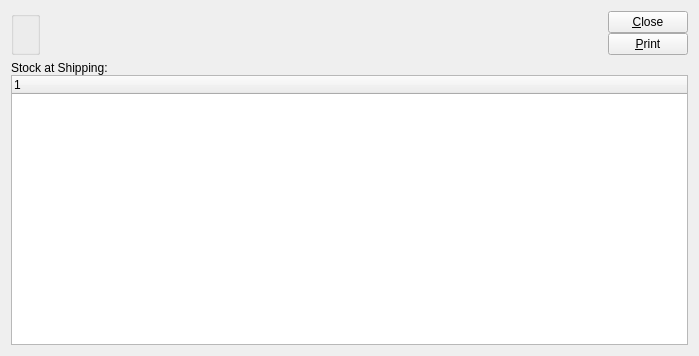
The window that xtuple/trunk/guiclient/maintainShipping.ui (WooodHead/xtuple) describes before a commit, drawn with Qt 5.
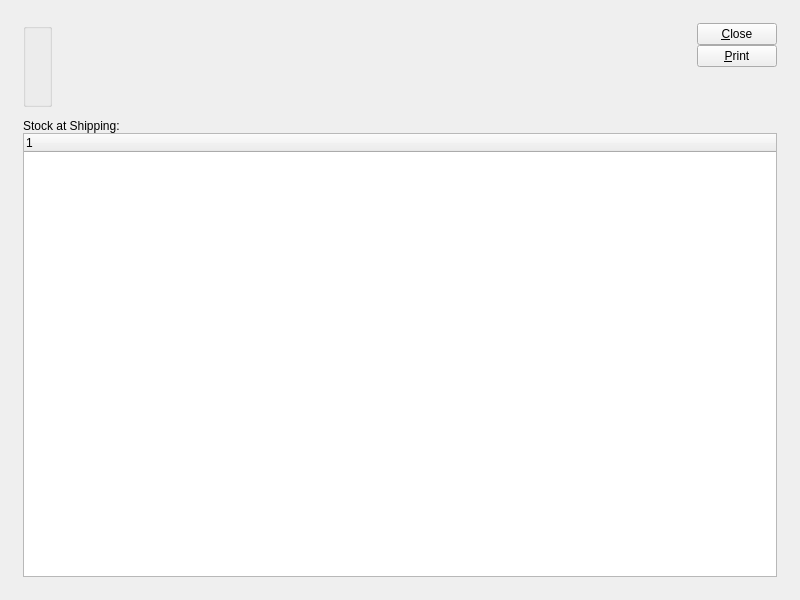
The same window after the commit. Custom widgets are drawn as their Qt base class.

What changed in the file:
```diff
--- a/xtuple/trunk/guiclient/maintainShipping.ui
+++ b/xtuple/trunk/guiclient/maintainShipping.ui
@@ -12,15 +12,23 @@
    <rect>
     <x>0</x>
     <y>0</y>
-    <width>699</width>
-    <height>356</height>
+    <width>800</width>
+    <height>600</height>
    </rect>
   </property>
   <property name="windowTitle" >
    <string>Maintain Shipping</string>
   </property>
-  <layout class="QVBoxLayout" name="verticalLayout_2" >
-   <item>
+  <layout class="QGridLayout" name="gridLayout_2" >
+   <item row="0" column="0" >
+    <layout class="QGridLayout" name="gridLayout" >
+     <property name="margin" >
+      <number>12</number>
+     </property>
+     <property name="spacing" >
+      <number>12</number>
+     </property>
+     <item row="0" column="0" >
     <layout class="QHBoxLayout" name="horizontalLayout" >
      <item>
       <widget class="WarehouseGroup" name="_warehouse" >
@@ -67,11 +75,24 @@
          </property>
         </widget>
        </item>
-      </layout>
-     </item>
-    </layout>
-   </item>
    <item>
+          <spacer name="verticalSpacer" >
+           <property name="orientation" >
+            <enum>Qt::Vertical</enum>
+           </property>
+           <property name="sizeHint" stdset="0" >
+            <size>
+             <width>20</width>
+             <height>40</height>
+            </size>
+           </property>
+          </spacer>
+         </item>
+        </layout>
+       </item>
+      </layout>
+     </item>
+     <item row="1" column="0" >
     <widget class="QFrame" name="frame" >
      <property name="sizePolicy" >
       <sizepolicy vsizetype="Expanding" hsizetype="Preferred" >
@@ -111,6 +132,8 @@
       </item>
      </layout>
     </widget>
+     </item>
+    </layout>
    </item>
   </layout>
  </widget>
```
Left out of the diff: 3 changed lines with no effect on the pictures. Lines whose indentation alone changed are shown as unchanged.
